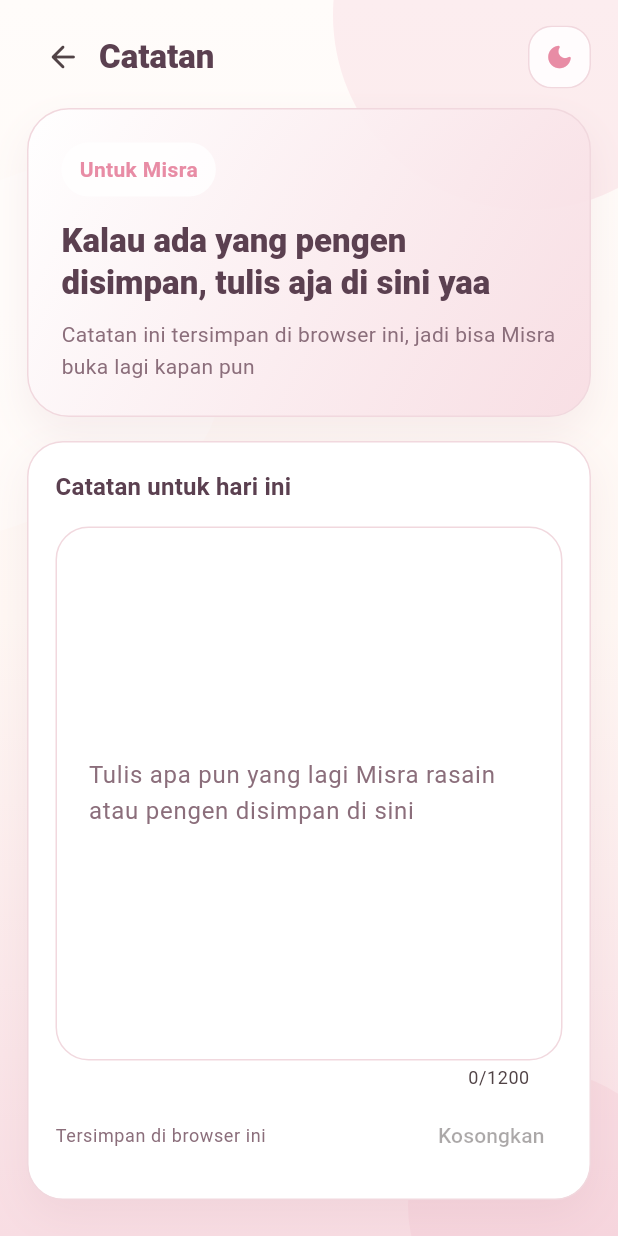
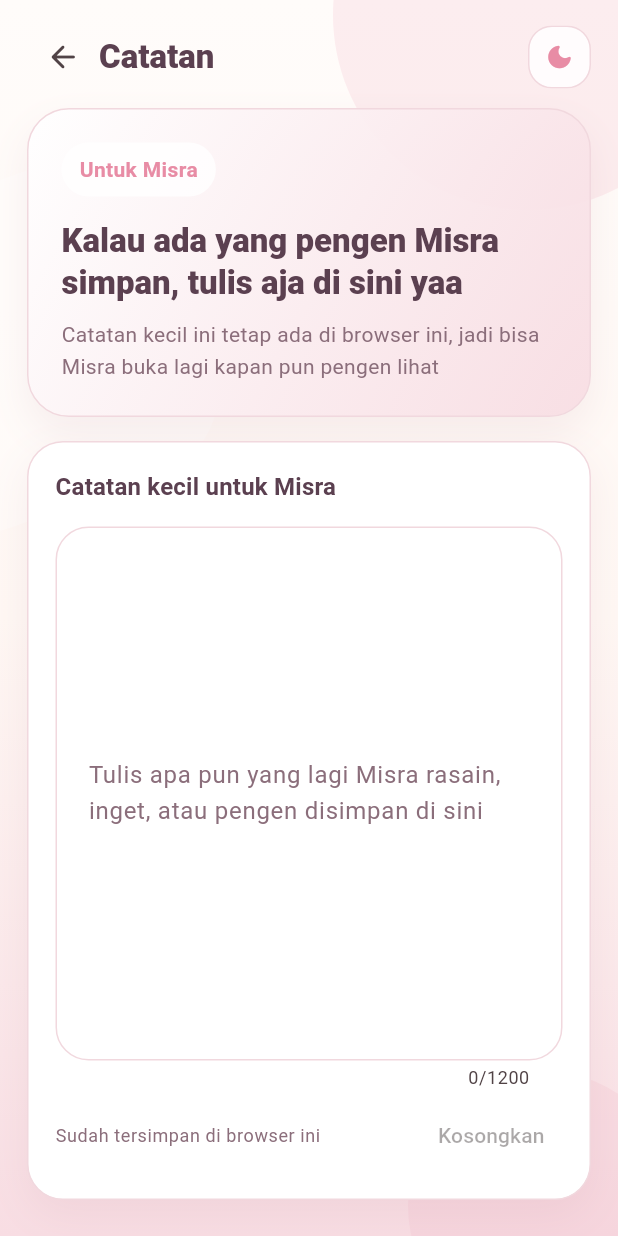
Before and after one commit to Sarif-rex/formisra, a Flutter app: the NotePage screen opened by its route, on a phone screen of 412 x 824 dp. Run offline on Flutter 3.47's test engine with Material 3 defaults, Android fonts, the phone set to English and light mode, and no system bars; our stand-ins replace shared_preferences; accounts and stored records are empty.

Commit message:
Soften note page copy

```diff
--- a/lib/pages/note_page.dart
+++ b/lib/pages/note_page.dart
@@ -190,7 +190,7 @@ class _NotePageState extends State<NotePage> {
                   ),
                   const SizedBox(height: 16),
                   Text(
-                    'Kalau ada yang pengen disimpan, tulis aja di sini yaa',
+                    'Kalau ada yang pengen Misra simpan, tulis aja di sini yaa',
                     style: Theme.of(context).textTheme.titleLarge?.copyWith(
                           fontWeight: FontWeight.w800,
                           height: 1.25,
@@ -198,7 +198,7 @@ class _NotePageState extends State<NotePage> {
                   ),
                   const SizedBox(height: 10),
                   Text(
-                    'Catatan ini tersimpan di browser ini, jadi bisa Misra buka lagi kapan pun',
+                    'Catatan kecil ini tetap ada di browser ini, jadi bisa Misra buka lagi kapan pun pengen lihat',
                     style: Theme.of(context).textTheme.bodyMedium?.copyWith(
                           color: isDark
                               ? AppColors.darkMutedText
@@ -226,7 +226,7 @@ class _NotePageState extends State<NotePage> {
                             children: [
                               Expanded(
                                 child: Text(
-                                  'Catatan untuk hari ini',
+                                  'Catatan kecil untuk Misra',
                                   style: Theme.of(context)
                                       .textTheme
                                       .titleMedium
@@ -261,7 +261,7 @@ class _NotePageState extends State<NotePage> {
                                   TextCapitalization.sentences,
                               decoration: const InputDecoration(
                                 hintText:
-                                    'Tulis apa pun yang lagi Misra rasain atau pengen disimpan di sini',
+                                    'Tulis apa pun yang lagi Misra rasain, inget, atau pengen disimpan di sini',
                                 alignLabelWithHint: true,
                               ),
                             ),
@@ -271,8 +271,8 @@ class _NotePageState extends State<NotePage> {
                             children: [
                               Text(
                                 _isSaving
-                                    ? 'Menyimpan...'
-                                    : 'Tersimpan di browser ini',
+                                    ? 'Lagi disimpan yaa...'
+                                    : 'Sudah tersimpan di browser ini',
                                 style: Theme.of(context)
                                     .textTheme
                                     .bodySmall
```
